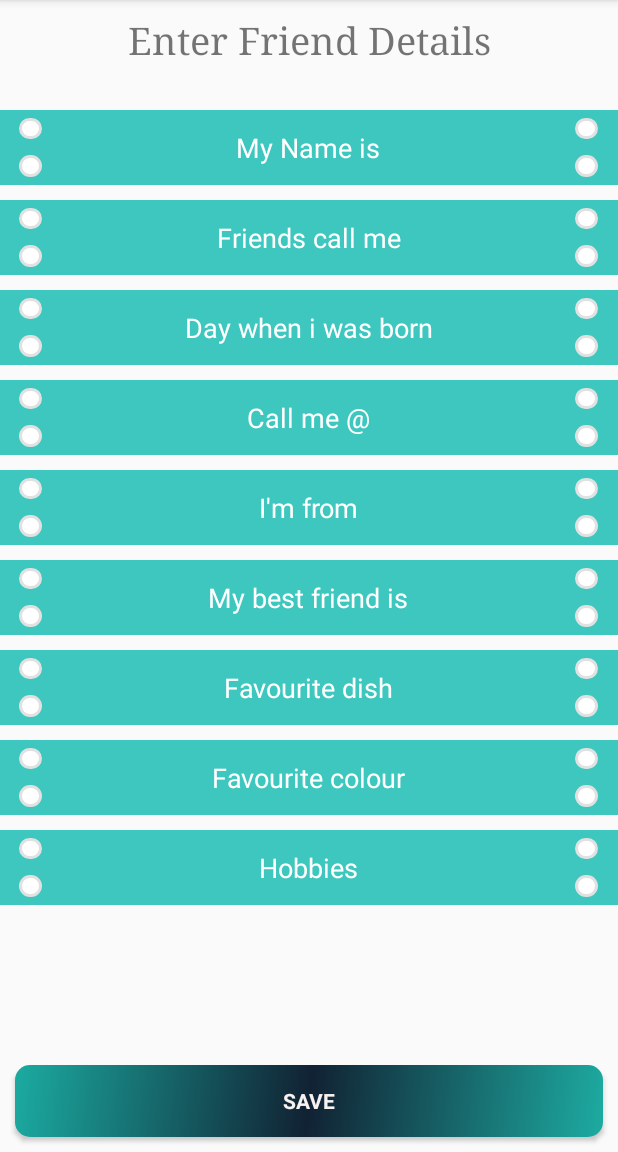
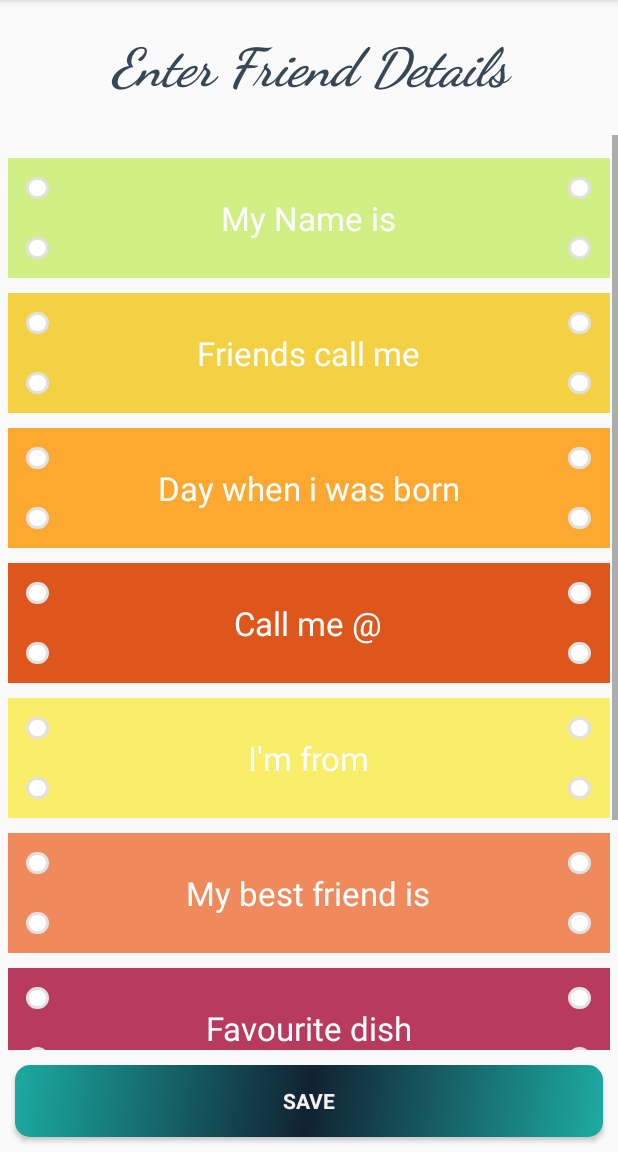
Before and after one commit to satishvelsol/BookSlam, an Android app: the AddDetails screen opened directly, with no data from a screen before it, on a phone screen of 412 x 824 dp, the part 84-1236 px from its top. Run offline under Robolectric (Android 15) with nearby library versions, the phone set to English and light mode, and no system bars.

Commit message:
view details layout and other layouts designs were updated

```diff
--- a/app/src/main/res/layout/activity_add_details.xml
+++ b/app/src/main/res/layout/activity_add_details.xml
@@ -7,12 +7,15 @@
         android:id="@+id/adddetails_heading"
         android:text="Enter Friend Details"
         android:gravity="center"
-        android:textSize="25sp"
-        android:fontFamily="serif"
+        android:textSize="35sp"
+        android:fontFamily="cursive"
+        android:layout_marginTop="10dp"
         android:padding="10dp"
+        android:textColor="@color/colorPrimaryDark"
+        android:textStyle="bold|italic"
         android:layout_marginBottom="10dp"
         android:layout_width="match_parent"
-        android:layout_height="wrap_content" />
+        android:layout_height="70dp" />
 
     <ScrollView
         android:layout_below="@+id/adddetails_heading"
@@ -22,9 +25,11 @@
         <LinearLayout
             android:layout_width="match_parent"
             android:layout_height="wrap_content"
+            android:layout_margin="5dp"
             android:orientation="vertical">
             <LinearLayout
-                style="@style/background_design_linearlayout">
+                style="@style/background_design_linearlayout"
+                android:background="#D0EF84">
                 <LinearLayout
                     style="@style/background_design_sub_linearlayout"
                     android:orientation="vertical">
@@ -47,7 +52,8 @@
                 </LinearLayout>
             </LinearLayout>
             <LinearLayout
-                style="@style/background_design_linearlayout">
+                style="@style/background_design_linearlayout"
+                android:background="#F4D143">
                 <LinearLayout
                     style="@style/background_design_sub_linearlayout"
                     android:orientation="vertical">
@@ -70,7 +76,8 @@
                 </LinearLayout>
             </LinearLayout>
             <LinearLayout
-                style="@style/background_design_linearlayout">
+                style="@style/background_design_linearlayout"
+                android:background="#FDA831">
                 <LinearLayout
                     style="@style/background_design_sub_linearlayout"
                     android:orientation="vertical">
@@ -93,7 +100,8 @@
                 </LinearLayout>
             </LinearLayout>
             <LinearLayout
-                style="@style/background_design_linearlayout">
+                style="@style/background_design_linearlayout"
+                android:background="#DE561C">
                 <LinearLayout
                     style="@style/background_design_sub_linearlayout"
                     android:orientation="vertical">
@@ -116,7 +124,8 @@
                 </LinearLayout>
             </LinearLayout>
             <LinearLayout
-                style="@style/background_design_linearlayout">
+                style="@style/background_design_linearlayout"
+                android:background="#F9ED69">
                 <LinearLayout
                     style="@style/background_design_sub_linearlayout"
                     android:orientation="vertical">
@@ -139,7 +148,8 @@
                 </LinearLayout>
             </LinearLayout>
             <LinearLayout
-                style="@style/background_design_linearlayout">
+                style="@style/background_design_linearlayout"
+                android:background="#F08A5D">
                 <LinearLayout
                     style="@style/background_design_sub_linearlayout"
                     android:orientation="vertical">
@@ -162,7 +172,8 @@
                 </LinearLayout>
             </LinearLayout>
             <LinearLayout
-                style="@style/background_design_linearlayout">
+                style="@style/background_design_linearlayout"
+                android:background="#B83B5E">
                 <LinearLayout
                     style="@style/background_design_sub_linearlayout"
                     android:orientation="vertical">
@@ -185,7 +196,8 @@
                 </LinearLayout>
             </LinearLayout>
             <LinearLayout
-                style="@style/background_design_linearlayout">
+                style="@style/background_design_linearlayout"
+                android:background="#6A2C70">
                 <LinearLayout
                     style="@style/background_design_sub_linearlayout"
                     android:orientation="vertical">
@@ -208,7 +220,8 @@
                 </LinearLayout>
             </LinearLayout>
             <LinearLayout
-                style="@style/background_design_linearlayout">
+                style="@style/background_design_linearlayout"
+                android:background="#FCE38A">
                 <LinearLayout
                     style="@style/background_design_sub_linearlayout"
                     android:orientation="vertical">
--- a/app/src/main/res/layout/activity_view_details.xml
+++ b/app/src/main/res/layout/activity_view_details.xml
@@ -4,7 +4,6 @@
     android:layout_height="match_parent"
     android:orientation="vertical"
     android:background="@drawable/b1">
-
     <LinearLayout
         android:layout_height="wrap_content"
         android:layout_width="match_parent"
@@ -27,15 +26,11 @@
             android:layout_weight="0.5"
             android:background="@drawable/search"
             android:layout_height="50dp" />
-
     </LinearLayout>
-
-
     <ListView
         android:id="@+id/view_list"
         android:layout_marginTop="15dp"
         android:layout_width="match_parent"
         android:layout_height="match_parent">
-
     </ListView>
 </LinearLayout>
--- a/app/src/main/res/values/styles.xml
+++ b/app/src/main/res/values/styles.xml
@@ -35,9 +35,8 @@
 
     <style name="background_design_linearlayout">
         <item name="android:layout_width">match_parent</item>
-        <item name="android:layout_height">50dp</item>
+        <item name="android:layout_height">80dp</item>
         <item name="android:weightSum">1</item>
-        <item name="android:background">@color/blue</item>
         <item name="android:orientation">horizontal</item>
         <item name="android:layout_marginTop">10dp</item>
     </style>
@@ -53,7 +52,7 @@
         <item name="android:layout_weight">0.5</item>
         <item name="android:layout_width">15dp</item>
         <item name="android:layout_height">0dp</item>
-        <item name="android:layout_margin">5dp</item>
+        <item name="android:layout_margin">12.5dp</item>
         <item name="android:background">@drawable/circle</item>
         <item name="android:orientation">vertical</item>
     </style>
@@ -63,6 +62,7 @@
         <item name="android:layout_weight">0.8</item>
         <item name="android:layout_width">0dp</item>
         <item name="android:textColor">@color/white</item>
+        <item name="android:textSize">22sp</item>
         <item name="android:padding">10dp</item>
         <item name="android:textColorHint">@color/white</item>
         <item name="android:background">@android:color/transparent</item>
```
Lines whose indentation alone changed are shown as unchanged.
